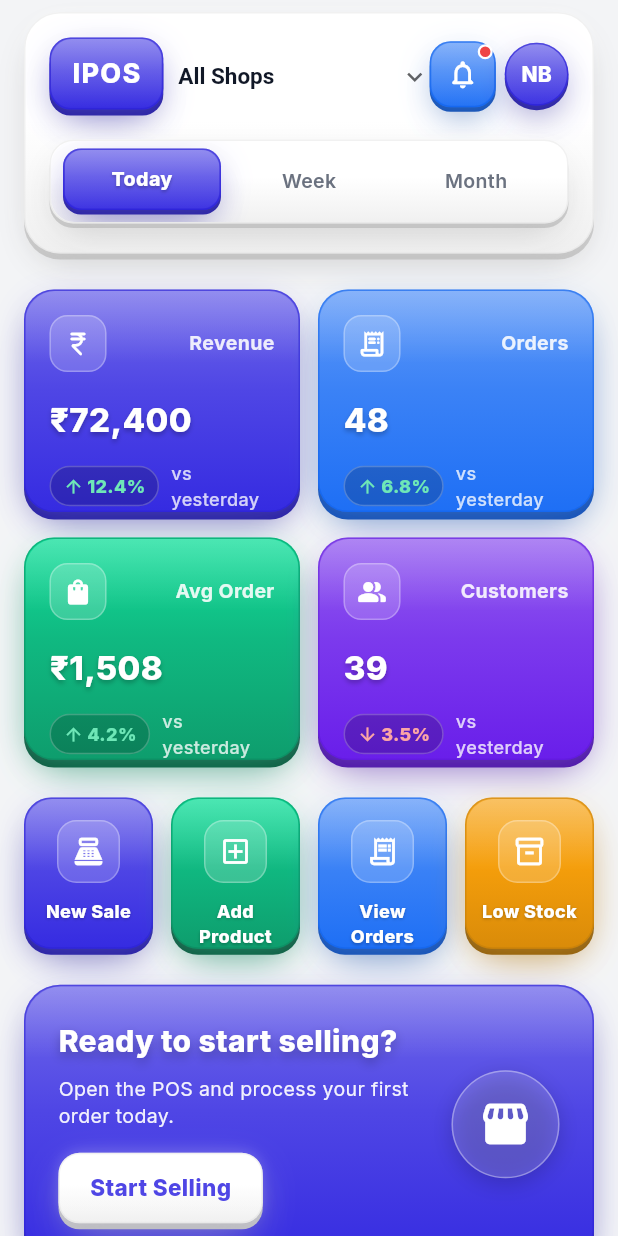
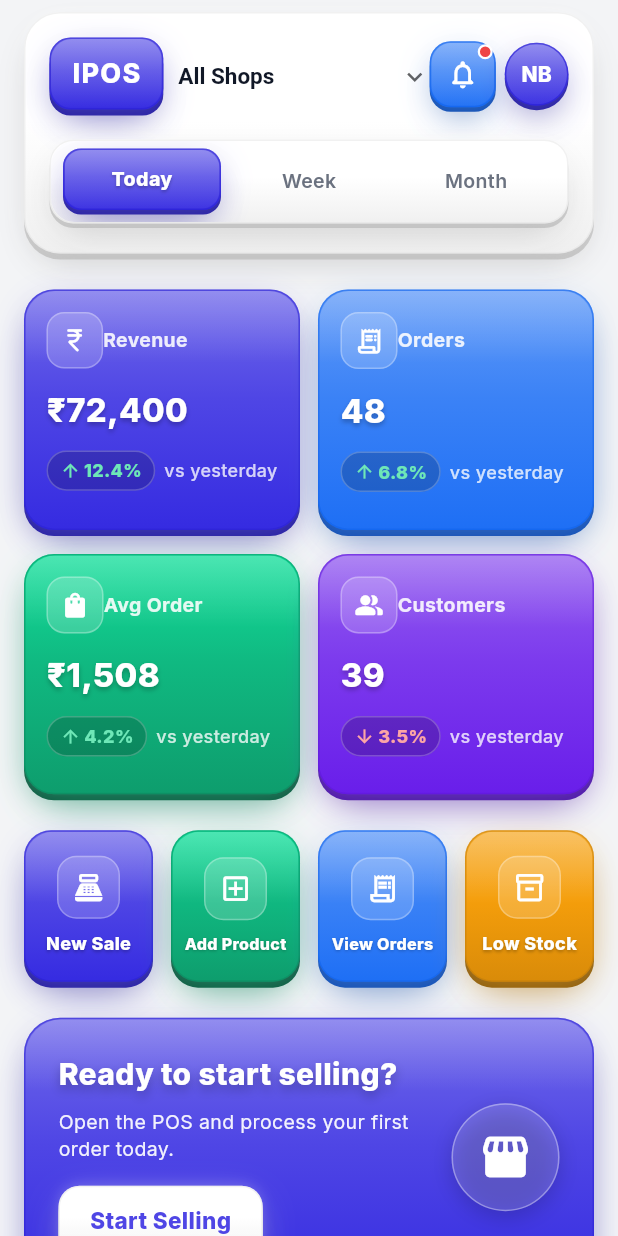
Before and after one commit to varun1270/ipos, a Flutter app: the DashboardScreen screen opened by its route, on a phone screen of 412 x 824 dp. Run offline on Flutter 3.47's test engine with Material 3 defaults, Android fonts, the phone set to English and light mode, and no system bars; our stand-ins replace flutter_animate, flutter_riverpod, go_router, google_fonts, smooth_page_indicator; missing offline and left inert: flutter_displaymode.

Commit message:
Enhance dashboard responsiveness and widget structure
Updated the DashboardResponsive utility to improve aspect ratios for stat cards and quick action buttons, ensuring better adaptability across different screen sizes. Refactored QuickActionButton and StatCard widgets to utilize responsive values for padding, icon sizes, and text styles, enhancing overall user experience and visual coherence. Introduced layout adjustments for improved alignment and spacing within the dashboard components.

```diff
--- a/lib/features/dashboard/presentation/utils/dashboard_responsive.dart
+++ b/lib/features/dashboard/presentation/utils/dashboard_responsive.dart
@@ -27,10 +27,11 @@ abstract final class DashboardResponsive {
   }
 
   static double statCardAspectRatio(BuildContext context) {
+    // Lower ratio = taller cells. Medium uses 4 columns, so cells need more height.
     return context.responsiveValue(
-      compact: 1.2,
-      medium: 1.45,
-      expanded: 1.65,
+      compact: 1.12,
+      medium: 0.84,
+      expanded: 1.32,
     );
   }
 
@@ -41,8 +42,8 @@ abstract final class DashboardResponsive {
   static double quickActionAspectRatio(BuildContext context) {
     return context.responsiveValue(
       compact: 0.82,
-      medium: 1.2,
-      expanded: 1.45,
+      medium: 0.92,
+      expanded: 1.25,
     );
   }
 
--- a/lib/features/dashboard/presentation/widgets/quick_actions/quick_action_button.dart
+++ b/lib/features/dashboard/presentation/widgets/quick_actions/quick_action_button.dart
@@ -1,5 +1,6 @@
 import 'package:flutter/material.dart';
 
+import '../../../../../core/utils/responsive_utils.dart';
 import '../shared/hard_3d_surface.dart';
 
 class QuickActionButton extends StatelessWidget {
@@ -18,35 +19,62 @@ class QuickActionButton extends StatelessWidget {
 
   @override
   Widget build(BuildContext context) {
+    final iconSize = context.responsiveValue(
+      compact: 42.0,
+      medium: 36.0,
+      expanded: 42.0,
+    );
+    final verticalPadding = context.responsiveValue(
+      compact: 12.0,
+      medium: 10.0,
+      expanded: 12.0,
+    );
+    final labelGap = context.responsiveValue(
+      compact: 8.0,
+      medium: 6.0,
+      expanded: 8.0,
+    );
+
     return Hard3DSurface(
       color: color,
       borderRadius: 18,
       depth: 4,
-      padding: const EdgeInsets.symmetric(vertical: 14, horizontal: 8),
+      padding: EdgeInsets.symmetric(
+        vertical: verticalPadding,
+        horizontal: 8,
+      ),
       onTap: onTap,
       expandWidth: true,
       child: Column(
         mainAxisSize: MainAxisSize.min,
+        mainAxisAlignment: MainAxisAlignment.center,
         children: [
           Container(
-            width: 42,
-            height: 42,
+            width: iconSize,
+            height: iconSize,
             decoration: BoxDecoration(
               borderRadius: BorderRadius.circular(13),
               color: Colors.white.withValues(alpha: 0.18),
               border: Border.all(color: Colors.white.withValues(alpha: 0.28)),
             ),
-            child: Icon(icon, color: Colors.white, size: 22),
+            child: Icon(icon, color: Colors.white, size: iconSize * 0.52),
           ),
-          const SizedBox(height: 10),
-          Text(
+          SizedBox(height: labelGap),
+          FittedBox(
+            fit: BoxFit.scaleDown,
+            child: Text(
               label,
               textAlign: TextAlign.center,
-            style: const TextStyle(
+              maxLines: 2,
+              style: TextStyle(
                 color: Colors.white,
-              fontSize: 12,
+                fontSize: context.responsiveValue(
+                  compact: 12,
+                  medium: 11,
+                  expanded: 12,
+                ),
                 fontWeight: FontWeight.w800,
-              shadows: [
+                shadows: const [
                   Shadow(
                     color: Colors.black26,
                     offset: Offset(0, 1),
@@ -55,6 +83,7 @@ class QuickActionButton extends StatelessWidget {
                 ],
               ),
             ),
+          ),
         ],
       ),
     );
--- a/lib/features/dashboard/presentation/widgets/stat_cards/stat_card.dart
+++ b/lib/features/dashboard/presentation/widgets/stat_cards/stat_card.dart
@@ -26,47 +26,75 @@ class StatCard extends StatelessWidget {
     final accent = Dashboard3DStyles.statAccentForIndex(index);
     final icon = Dashboard3DStyles.statIconForIndex(index);
 
-    return Hard3DSurface(
-      color: accent,
-      borderRadius: Dashboard3DStyles.cardRadius,
-      depth: 5,
-      padding: const EdgeInsets.all(16),
-      expandWidth: true,
-      child: Column(
+    final padding = context.responsiveValue(
+      compact: 14.0,
+      medium: 12.0,
+      expanded: 16.0,
+    );
+    final iconSize = context.responsiveValue(
+      compact: 38.0,
+      medium: 32.0,
+      expanded: 38.0,
+    );
+    final sectionGap = context.responsiveValue(
+      compact: 12.0,
+      medium: 8.0,
+      expanded: 12.0,
+    );
+
+    const depth = 4.0;
+
+    final content = Column(
       crossAxisAlignment: CrossAxisAlignment.start,
+      mainAxisSize: MainAxisSize.min,
       children: [
         Row(
           children: [
             Container(
-                width: 38,
-                height: 38,
+              width: iconSize,
+              height: iconSize,
               decoration: BoxDecoration(
                 borderRadius: BorderRadius.circular(12),
                 color: Colors.white.withValues(alpha: 0.18),
                 border: Border.all(color: Colors.white.withValues(alpha: 0.28)),
               ),
-                child: Icon(icon, color: Colors.white, size: 20),
+              child: Icon(
+                icon,
+                color: Colors.white,
+                size: iconSize * 0.52,
+              ),
             ),
             const Spacer(),
-              Text(
+            Flexible(
+              child: Text(
                 title,
+                maxLines: 1,
+                overflow: TextOverflow.ellipsis,
+                textAlign: TextAlign.end,
                 style: TextStyle(
                   color: Colors.white.withValues(alpha: 0.88),
-                  fontSize: 13,
+                  fontSize: context.responsiveValue(
+                    compact: 13,
+                    medium: 12,
+                    expanded: 13,
+                  ),
                   fontWeight: FontWeight.w700,
+                ),
               ),
             ),
           ],
         ),
-          const SizedBox(height: 16),
+        SizedBox(height: sectionGap),
         Text(
           value,
+          maxLines: 1,
+          overflow: TextOverflow.ellipsis,
           style: TextStyle(
             color: Colors.white,
             fontSize: context.responsiveValue(
               compact: 22,
-                medium: 24,
-                expanded: 28,
+              medium: 20,
+              expanded: 26,
             ),
             fontWeight: FontWeight.w800,
             shadows: const [
@@ -78,20 +106,26 @@ class StatCard extends StatelessWidget {
             ],
           ),
         ),
-          const SizedBox(height: 12),
+        SizedBox(height: sectionGap),
         Row(
           children: [
             TrendIndicator(
               trendPercent: trendPercent,
               onDarkBackground: true,
             ),
-              const SizedBox(width: 8),
+            const SizedBox(width: 6),
             Expanded(
               child: Text(
                 subLabel,
+                maxLines: 1,
+                overflow: TextOverflow.ellipsis,
                 style: TextStyle(
                   color: Colors.white.withValues(alpha: 0.78),
-                    fontSize: 12,
+                  fontSize: context.responsiveValue(
+                    compact: 12,
+                    medium: 11,
+                    expanded: 12,
+                  ),
                   fontWeight: FontWeight.w500,
                 ),
               ),
@@ -99,7 +133,30 @@ class StatCard extends StatelessWidget {
           ],
         ),
       ],
+    );
+
+    return LayoutBuilder(
+      builder: (context, constraints) {
+        return SizedBox(
+          width: constraints.maxWidth,
+          height: constraints.maxHeight,
+          child: Hard3DSurface(
+            color: accent,
+            borderRadius: Dashboard3DStyles.cardRadius,
+            depth: depth,
+            padding: EdgeInsets.all(padding),
+            expandWidth: true,
+            child: Align(
+              alignment: Alignment.topLeft,
+              child: FittedBox(
+                fit: BoxFit.scaleDown,
+                alignment: Alignment.topLeft,
+                child: content,
               ),
+            ),
+          ),
+        );
+      },
     );
   }
 }
```
Lines whose indentation alone changed are shown as unchanged.
